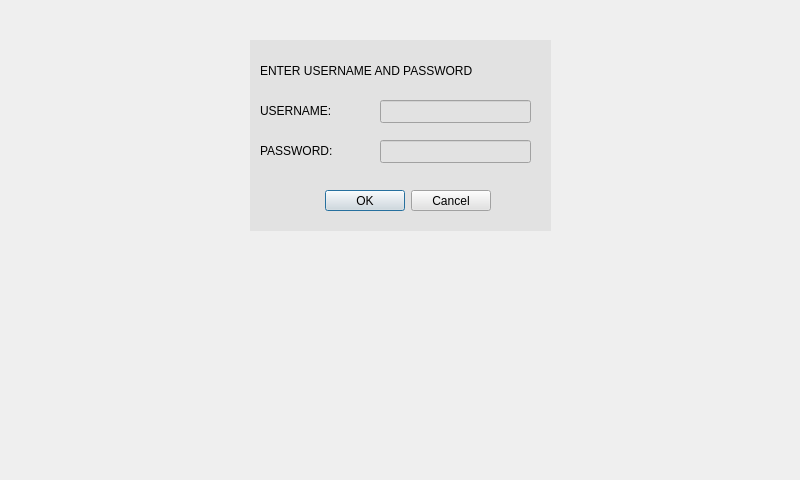
The window that FlexVault_Qt/usercreationdialog.ui (andreaslydemann/FlexVault) describes before a commit, drawn with Qt 5.
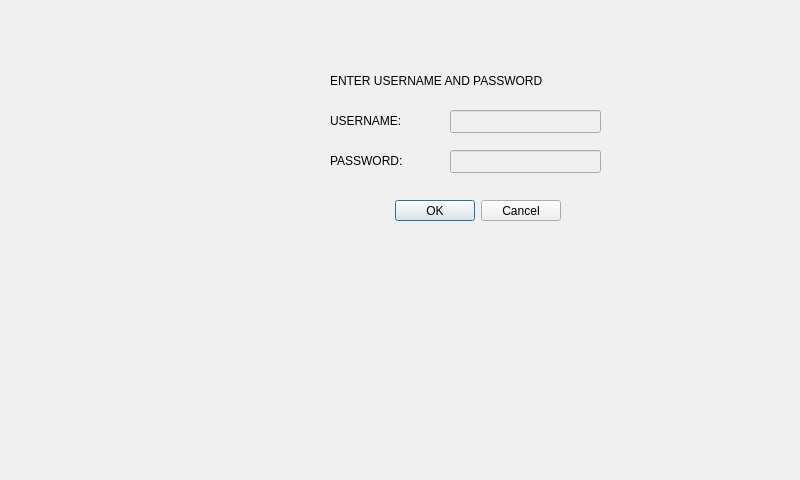
The same window after the commit. Custom widgets are drawn as their Qt base class.

The edit to the form file:
```diff
--- a/FlexVault_Qt/usercreationdialog.ui
+++ b/FlexVault_Qt/usercreationdialog.ui
@@ -16,15 +16,15 @@
   <widget class="QWidget" name="widget" native="true">
    <property name="geometry">
     <rect>
-     <x>250</x>
-     <y>40</y>
+     <x>320</x>
+     <y>50</y>
      <width>301</width>
      <height>191</height>
     </rect>
    </property>
    <property name="styleSheet">
-    <string notr="true">border-color: rgb(0, 0, 0);
-background-color: rgb(226, 226, 226);</string>
+    <string notr="true">background-color: rgb(240, 240, 240);
+</string>
    </property>
    <widget class="QLabel" name="msgLabel">
     <property name="geometry">
@@ -106,9 +106,9 @@
    <property name="geometry">
     <rect>
      <x>-1</x>
-     <y>249</y>
+     <y>329</y>
      <width>801</width>
-     <height>231</height>
+     <height>151</height>
     </rect>
    </property>
   </widget>
```
